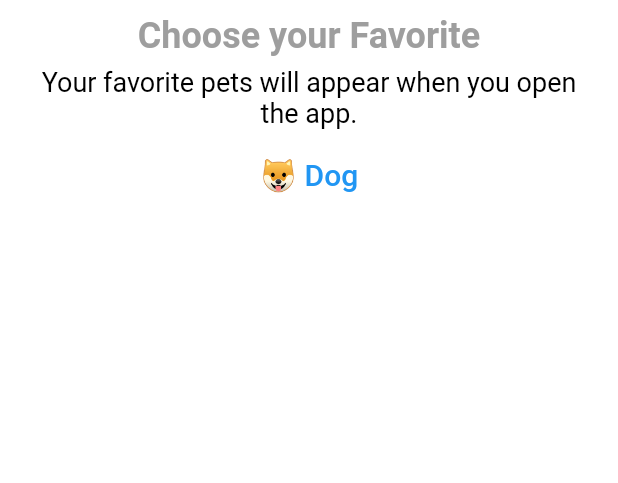
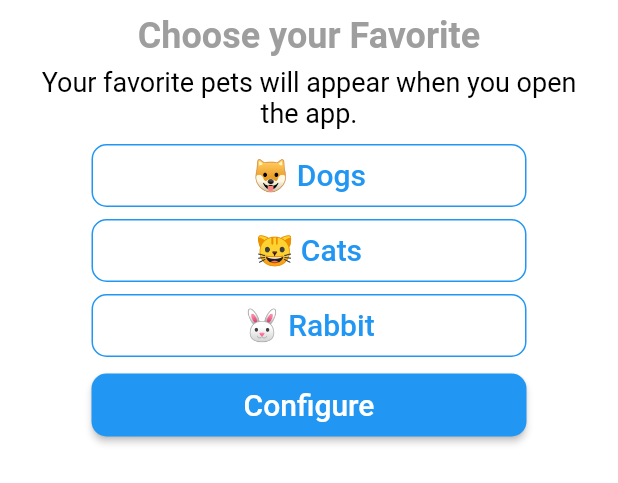
Before and after one commit to nitinmehtaa/Bottom-Sheets-Flutter, a Flutter app: the WelcomeCard widget shown alone on an empty page, opened directly, on a phone screen of 412 x 824 dp. Shown: the top 483 px of the screen. Run offline on Flutter 3.47's test engine with Material 2 defaults, Android fonts, the phone set to English and light mode, and no system bars; our stand-ins replace cached_network_image.

Commit message:
Added sheet with multiple buttons

```diff
--- a/lib/SheetWithButtons.dart
+++ b/lib/SheetWithButtons.dart
@@ -49,18 +49,83 @@ Widget WelcomeCard(BuildContext context) {
                   onPressed: () {
                     Navigator.pop(context);
                   },
-                  borderSide: BorderSide(color: Colors.white),
+                  borderSide: BorderSide(color: Colors.blue),
                   shape: new RoundedRectangleBorder(
                       borderRadius: new BorderRadius.circular(10.0)),
                   child: new Text(
-                    '🐶 Dog',
+                    '🐶 Dogs',
                     textAlign: TextAlign.center,
                     style: new TextStyle(fontSize: 20.0, color: Colors.blue),
                   ),
                 ),
               ),
             ),
-          ])));
+            new Padding(
+              padding: new EdgeInsets.fromLTRB(10.0, 5.0, 10.0, 3.0),
+              child: new SizedBox(
+                width: 290.0,
+                height: 42.0,
+                child: new OutlineButton(
+                  disabledBorderColor: Colors.blue,
+                  highlightedBorderColor: Colors.blue,
+                  onPressed: () {
+                    Navigator.pop(context);
+                  },
+                  borderSide: BorderSide(color: Colors.blue),
+                  shape: new RoundedRectangleBorder(
+                      borderRadius: new BorderRadius.circular(10.0)),
+                  child: new Text(
+                    '🐱 Cats',
+                    textAlign: TextAlign.center,
+                    style: new TextStyle(fontSize: 20.0, color: Colors.blue),
+                  ),
+                ),
+              ),
+            ),
+            new Padding(
+              padding: new EdgeInsets.fromLTRB(10.0, 5.0, 10.0, 3.0),
+              child: new SizedBox(
+                width: 290.0,
+                height: 42.0,
+                child: new OutlineButton(
+                  disabledBorderColor: Colors.blue,
+                  highlightedBorderColor: Colors.blue,
+                  onPressed: () {
+                    Navigator.pop(context);
+                  },
+                  borderSide: BorderSide(color: Colors.blue),
+                  shape: new RoundedRectangleBorder(
+                      borderRadius: new BorderRadius.circular(10.0)),
+                  child: new Text(
+                    '🐰 Rabbit',
+                    textAlign: TextAlign.center,
+                    style: new TextStyle(fontSize: 20.0, color: Colors.blue),
+                  ),
+                ),
+              ),
+            ),
+            Padding(padding: new EdgeInsets.fromLTRB(10.0, 5.0, 10.0, 3.0),
+            child: new ButtonTheme(
+                textTheme: ButtonTextTheme.normal,
+                minWidth: 290.0,
+                height: 42.0,
+                child: new RaisedButton(
+                    color: Colors.blue,
+                    shape: new RoundedRectangleBorder(
+                        borderRadius: new BorderRadius.circular(10.0)),
+                    onPressed: () {
+                      Navigator.pop(context); //Navigate to according your need
+                    },
+                    padding: new EdgeInsets.fromLTRB(5.0, 5.0, 5.0, 5.0),
+                    child: new Text('Configure',
+                        textAlign: TextAlign.center,
+                        style: new TextStyle(
+                            fontSize: 20.0, color: Colors.white)))
+                            ),
+            )
+
+          ]
+          )));
 }
 
 class SheetWithButtons {
--- a/lib/Welcome_sheet1.dart
+++ b/lib/Welcome_sheet1.dart
@@ -65,7 +65,8 @@ Widget WelcomeCard(BuildContext context) {
                     child: new Text('Configure',
                         textAlign: TextAlign.center,
                         style: new TextStyle(
-                            fontSize: 20.0, color: Colors.white)))),
+                            fontSize: 20.0, color: Colors.white)))
+                            ),
           ])));
 }
 
```
Also changed, not shown: 1 other file.
